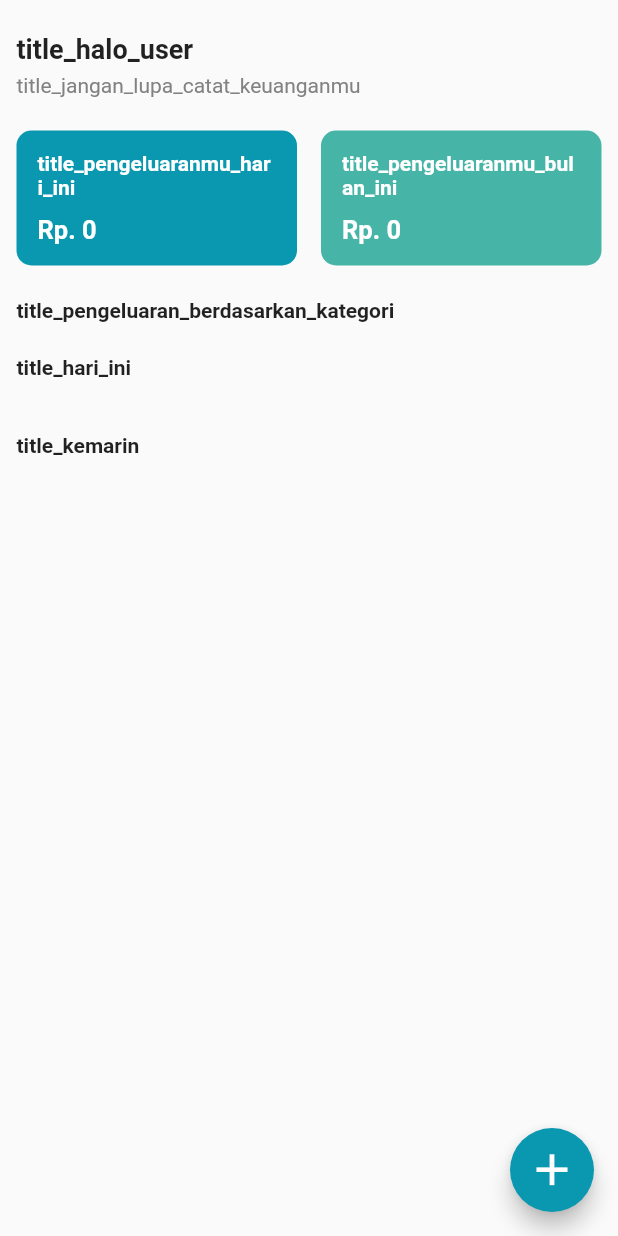
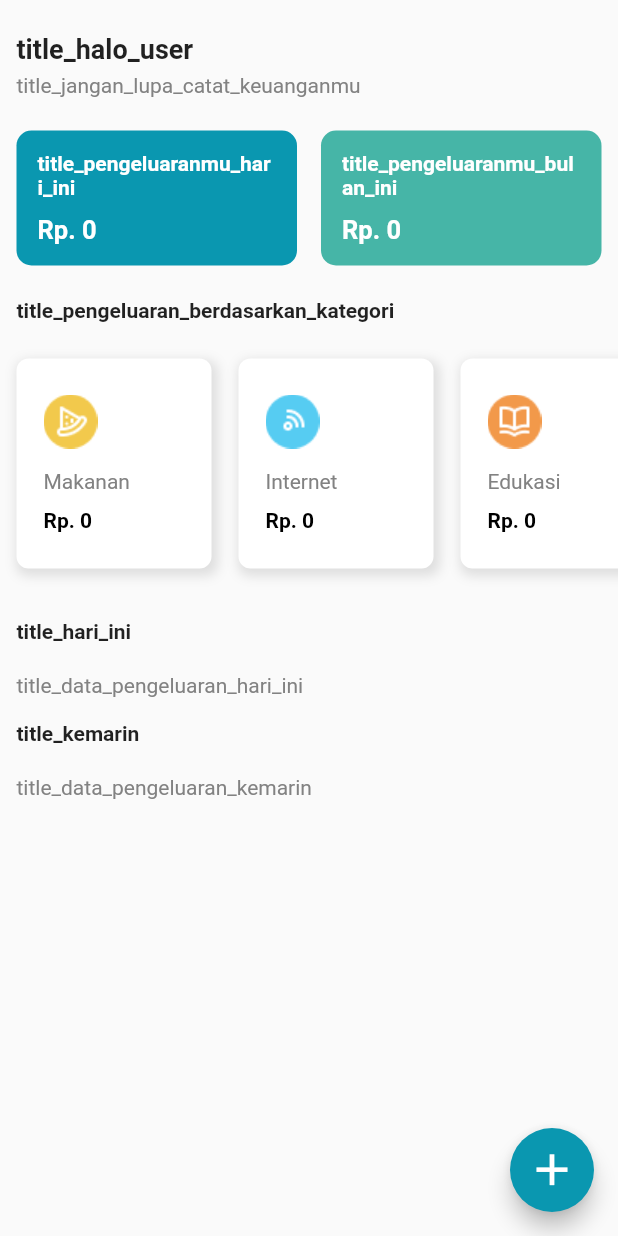
Before and after one commit to irwan75/dot_test, a Flutter app: the screen it shows after launch, on a phone screen of 412 x 824 dp. Run offline on Flutter 3.47's test engine with Material 2 defaults, Android fonts, the phone set to English and light mode, and no system bars; our stand-ins replace flutter_svg, get, hive, hive_flutter; accounts and stored records are empty.

Commit message:
fix issue case category not appear

```diff
--- a/assets/locales/id_ID.json
+++ b/assets/locales/id_ID.json
@@ -11,7 +11,9 @@
         "hari_ini": "Hari Ini",
         "kemarin": "Kemarin",
         "pilih_kategori": "Pilih Kategori",
-        "tambah_pengeluaran_baru": "Tambah Pengeluaran Baru"
+        "tambah_pengeluaran_baru": "Tambah Pengeluaran Baru",
+        "data_pengeluaran_kemarin":"Data Pengeluaran Kemarin Masih Belum Ada",
+        "data_pengeluaran_hari_ini":"Data Pengeluaran Hari Ini Masih Belum Ada"
     },
     "hint_text":{
         "nama_pengeluaran": "Nama Pengeluaran",
--- a/lib/app/modules/home/controllers/home_controller.dart
+++ b/lib/app/modules/home/controllers/home_controller.dart
@@ -32,6 +32,7 @@ class HomeController extends GetxController {
   void onClose() {}
 
   void initializeData() {
+    initializeValue();
     for (AddDataHive data in HiveHelper.getInstance.readDataHive) {
       var resultDate = FormatterCustom.getInstance
           .convertStringtoDate(date: data.tanggalPengeluaran);
@@ -39,7 +40,6 @@ class HomeController extends GetxController {
       getPengeluaranBulanIni(data, resultDate);
       addDataLisHiveHariIni(data, resultDate);
       addDataLisHiveBulanIni(data, resultDate);
-      initializeValue();
     }
   }
 
--- a/lib/app/modules/home/views/home_view.dart
+++ b/lib/app/modules/home/views/home_view.dart
@@ -104,21 +104,30 @@ class HomeView extends GetView<HomeController> {
                     ),
                     SizedBox(height: SizedSpace.sizedSpaceLarge),
                     Obx(
-                      () => ListView.builder(
+                      () => (controller.dataListHiveHariIni.length == 0)
+                          ? Container(
+                              child: Text(
+                                "title_data_pengeluaran_hari_ini".tr,
+                                style: TextStyle(color: ColorsCustom.grey3),
+                              ),
+                            )
+                          : ListView.builder(
                               itemCount: controller.dataListHiveHariIni.length,
                               shrinkWrap: true,
                               physics: NeverScrollableScrollPhysics(),
                               reverse: true,
                               itemBuilder: (context, index) {
                                 return CustomCard.getInstance.cardList(
-                            title: controller
-                                .dataListHiveHariIni[index].namePengeluaran,
-                            nominal:
-                                controller.dataListHiveHariIni[index].nominal,
+                                  title: controller.dataListHiveHariIni[index]
+                                      .namePengeluaran,
+                                  nominal: controller
+                                      .dataListHiveHariIni[index].nominal,
                                   pathIcon: controller
-                                .dataListHiveHariIni[index].pathIconCategory,
+                                      .dataListHiveHariIni[index]
+                                      .pathIconCategory,
                                   colorHex: int.parse(controller
-                                .dataListHiveHariIni[index].colorIconCategory),
+                                      .dataListHiveHariIni[index]
+                                      .colorIconCategory),
                                 );
                               },
                             ),
@@ -130,19 +139,29 @@ class HomeView extends GetView<HomeController> {
                     ),
                     SizedBox(height: SizedSpace.sizedSpaceLarge),
                     Obx(
-                      () => ListView.builder(
-                        itemCount: controller.dataListHiveKemarinIni.length,
+                      () => (controller.dataListHiveHariIni.length == 0)
+                          ? Container(
+                              child: Text(
+                                "title_data_pengeluaran_kemarin".tr,
+                                style: TextStyle(color: ColorsCustom.grey3),
+                              ),
+                            )
+                          : ListView.builder(
+                              itemCount:
+                                  controller.dataListHiveKemarinIni.length,
                               shrinkWrap: true,
                               physics: NeverScrollableScrollPhysics(),
                               reverse: true,
                               itemBuilder: (context, index) {
                                 return CustomCard.getInstance.cardList(
                                   title: controller
-                                .dataListHiveKemarinIni[index].namePengeluaran,
+                                      .dataListHiveKemarinIni[index]
+                                      .namePengeluaran,
                                   nominal: controller
                                       .dataListHiveKemarinIni[index].nominal,
                                   pathIcon: controller
-                                .dataListHiveKemarinIni[index].pathIconCategory,
+                                      .dataListHiveKemarinIni[index]
+                                      .pathIconCategory,
                                   colorHex: int.parse(controller
                                       .dataListHiveKemarinIni[index]
                                       .colorIconCategory),
```
Also changed, not shown: lib/generated/locales.g.dart. Lines whose indentation alone changed are shown as unchanged.
